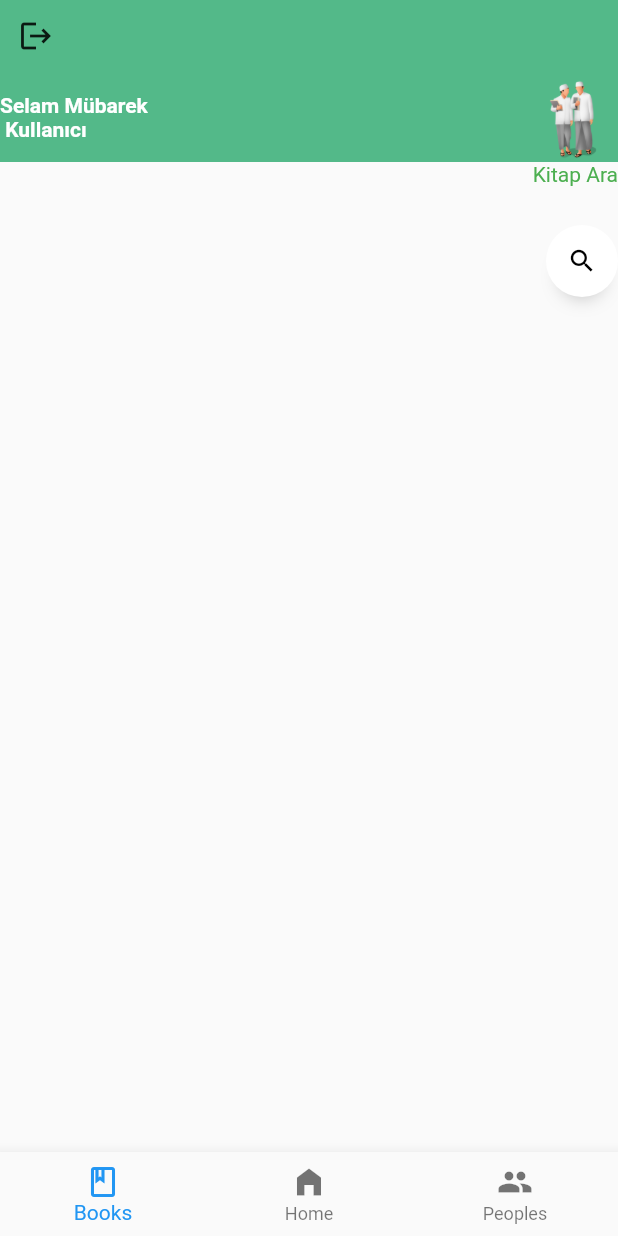
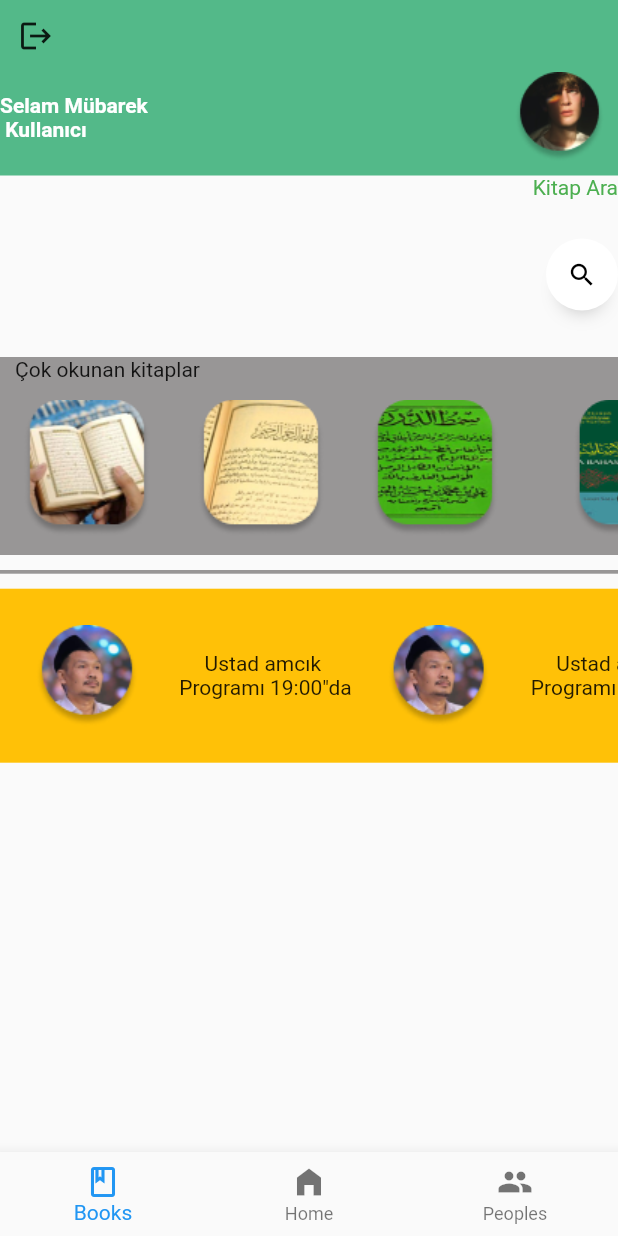
Before and after one commit to EmrSyhn/muslumanproject, a Flutter app: the UserPage screen opened directly, on a phone screen of 412 x 824 dp. Run offline on Flutter 3.47's test engine with Material 2 defaults, Android fonts, the phone set to English and light mode, and no system bars; drawn by our look-alikes of anim_search_bar.

Commit message:
tasarım oluyor gibi

```diff
--- a/lib/userpage.dart
+++ b/lib/userpage.dart
@@ -44,31 +44,34 @@ class _UserPageState extends State<UserPage> {
                       onPressed: () {},
                       icon: const Icon(Icons.logout),
                     ),
-                    Row(
+                    Padding(
+                      padding: const EdgeInsets.only(right: 9, bottom: 9),
+                      child: Row(
                         mainAxisAlignment: MainAxisAlignment.spaceBetween,
                         children: [
                           const Text(
                             'Selam Mübarek\n Kullanıcı',
                             style: TextStyle(
-                              color: Colors.white, fontWeight: FontWeight.bold),
+                                color: Colors.white,
+                                fontWeight: FontWeight.bold),
                           ),
                           Image.asset(
-                          'assets/images/1.png',
+                            'assets/images/User.png',
                             height: 60,
                             width: 60,
                           ),
                         ],
                       ),
+                    ),
                   ],
                 ),
               ),
-              Container(
-                child: Column(
+              Column(
                 crossAxisAlignment: CrossAxisAlignment.end,
                 children: [
                   const Text(
                     'Kitap Ara',
-                      style: const TextStyle(color: Colors.green),
+                    style: TextStyle(color: Colors.green),
                   ),
                   Row(
                     mainAxisAlignment: MainAxisAlignment.end,
@@ -78,14 +81,97 @@ class _UserPageState extends State<UserPage> {
                         width: 300,
                         textController: textController,
                         onSuffixTap: () {
-                            setState(() {
+                          setState(
+                            () {
                               textController.clear();
-                            });
+                            },
+                          );
                         },
                       ),
                     ],
                   ),
                 ],
+              ),
+              const SizedBox(height: 5),
+              Container(
+                color: const Color.fromARGB(255, 152, 150, 150),
+                width: MediaQuery.of(context).size.width,
+                child: SingleChildScrollView(
+                  scrollDirection: Axis.horizontal,
+                  child: Column(
+                    crossAxisAlignment: CrossAxisAlignment.start,
+                    children: [
+                      const Padding(
+                        padding: EdgeInsets.only(left: 10),
+                        child: Text('Çok okunan kitaplar'),
+                      ),
+                      Row(
+                        children: [
+                          IconButton(
+                            icon: Image.asset('assets/images/kitap.png'),
+                            iconSize: 100,
+                            onPressed: () {},
+                          ),
+                          IconButton(
+                            icon: Image.asset('assets/images/kitap2.png'),
+                            iconSize: 100,
+                            onPressed: () {},
+                          ),
+                          IconButton(
+                            icon: Image.asset('assets/images/kitap3.png'),
+                            iconSize: 100,
+                            onPressed: () {},
+                          ),
+                          IconButton(
+                            icon: Image.asset('assets/images/kitap4.png'),
+                            iconSize: 100,
+                            onPressed: () {},
+                          ),
+                        ],
+                      ),
+                    ],
+                  ),
+                ),
+              ),
+              const SizedBox(height: 10),
+              Container(
+                color: const Color.fromARGB(255, 152, 150, 150),
+                height: MediaQuery.of(context).size.height * 0.003,
+              ),
+              const SizedBox(height: 10),
+              Container(
+                color: Colors.amber,
+                width: MediaQuery.of(context).size.width,
+                child: SingleChildScrollView(
+                  scrollDirection: Axis.horizontal,
+                  child: Column(
+                    children: [
+                      Row(
+                        children: [
+                          IconButton(
+                            icon: Image.asset('assets/images/kelaynak.png'),
+                            iconSize: 100,
+                            onPressed: () {},
+                          ),
+                          const Text(
+                            'Ustad amcık\n Programı 19:00"da',
+                            textAlign: TextAlign.center,
+                          ),
+                          IconButton(
+                            icon: Image.asset('assets/images/kelaynak.png'),
+                            iconSize: 100,
+                            onPressed: () {},
+                            tooltip: 'button with icon',
+                            highlightColor: Colors.deepOrangeAccent,
+                          ),
+                          const Text(
+                            'Ustad amcık\n Programı 19:00"da',
+                            textAlign: TextAlign.center,
+                          ),
+                        ],
+                      ),
+                    ],
+                  ),
                 ),
               ),
             ],
```
Also changed, not shown: lib/components/Button.dart (deleted, +0 -26 lines), lib/components/DialogMesaj.dart (deleted, +0 -21 lines), lib/components/TextButton.dart (deleted, +0 -28 lines), lib/components/TextFormField.dart (deleted, +0 -48 lines), assets/images/kelaynak.png (added), assets/images/kitap.png (added), assets/images/kitap2.png (added), assets/images/kitap3.png (added), assets/images/kitap4.png (added). Lines whose indentation alone changed are shown as unchanged.
